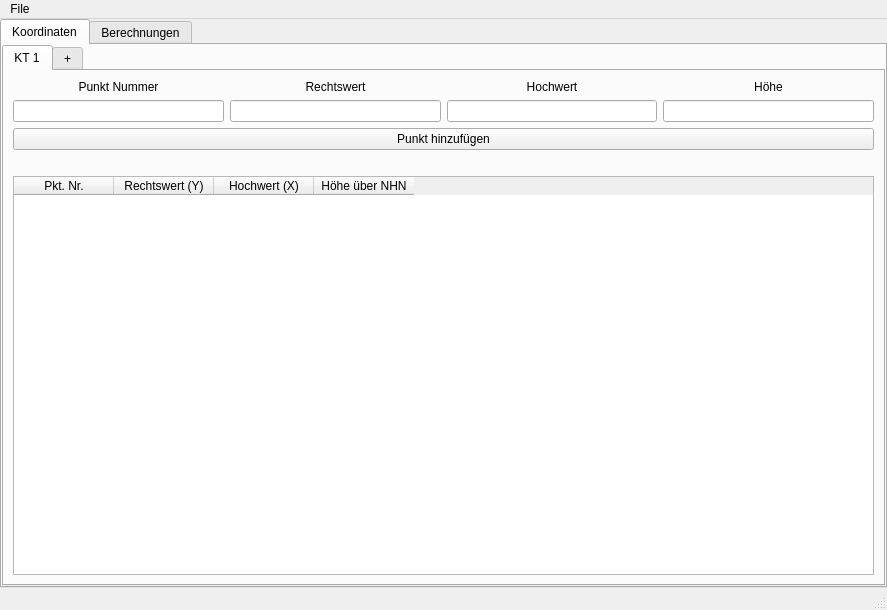
Above: Test2.ui from LadontherealOne/GeoCalc before the change. Below: the same form after it.
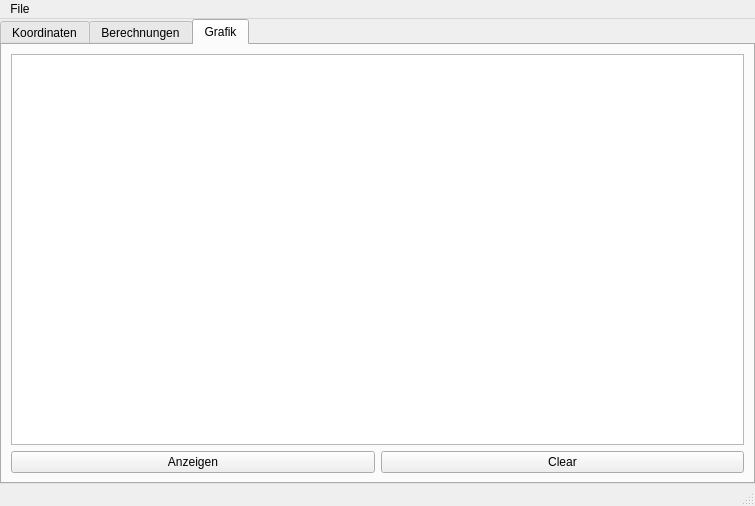
That is the form after the change.

Diff of the .ui file:
```diff
--- a/Test2.ui
+++ b/Test2.ui
@@ -6,8 +6,8 @@
    <rect>
     <x>0</x>
     <y>0</y>
-    <width>887</width>
-    <height>610</height>
+    <width>755</width>
+    <height>506</height>
    </rect>
   </property>
   <property name="windowTitle">
@@ -33,10 +33,10 @@
     <property name="spacing">
      <number>0</number>
     </property>
-    <item row="0" column="0">
+    <item row="0" column="0" rowspan="2">
      <widget class="QTabWidget" name="main_tabWidget">
       <property name="currentIndex">
-       <number>0</number>
+       <number>2</number>
       </property>
       <widget class="QWidget" name="koordinaten_tab">
        <attribute name="title">
@@ -327,6 +327,36 @@
         </item>
        </layout>
       </widget>
+      <widget class="QWidget" name="grafik_tab">
+       <attribute name="title">
+        <string>Grafik</string>
+       </attribute>
+       <layout class="QGridLayout" name="gridLayout_3">
+        <item row="1" column="0">
+         <widget class="QPushButton" name="grafik_anzeigen_button">
+          <property name="minimumSize">
+           <size>
+            <width>0</width>
+            <height>0</height>
+           </size>
+          </property>
+          <property name="text">
+           <string>Anzeigen</string>
+          </property>
+         </widget>
+        </item>
+        <item row="1" column="1">
+         <widget class="QPushButton" name="grafik_clear_button">
+          <property name="text">
+           <string>Clear</string>
+          </property>
+         </widget>
+        </item>
+        <item row="0" column="0" colspan="2">
+         <widget class="QGraphicsView" name="grafik_grafik_graphicsview"/>
+        </item>
+       </layout>
+      </widget>
      </widget>
     </item>
    </layout>
@@ -337,8 +367,8 @@
     <rect>
      <x>0</x>
      <y>0</y>
-     <width>887</width>
-     <height>26</height>
+     <width>755</width>
+     <height>18</height>
     </rect>
    </property>
    <widget class="QMenu" name="menuFile">
```
